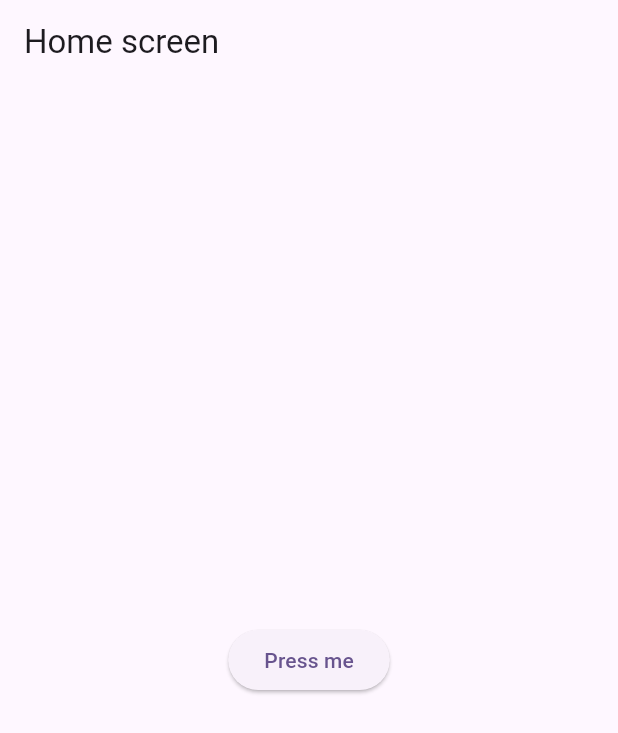
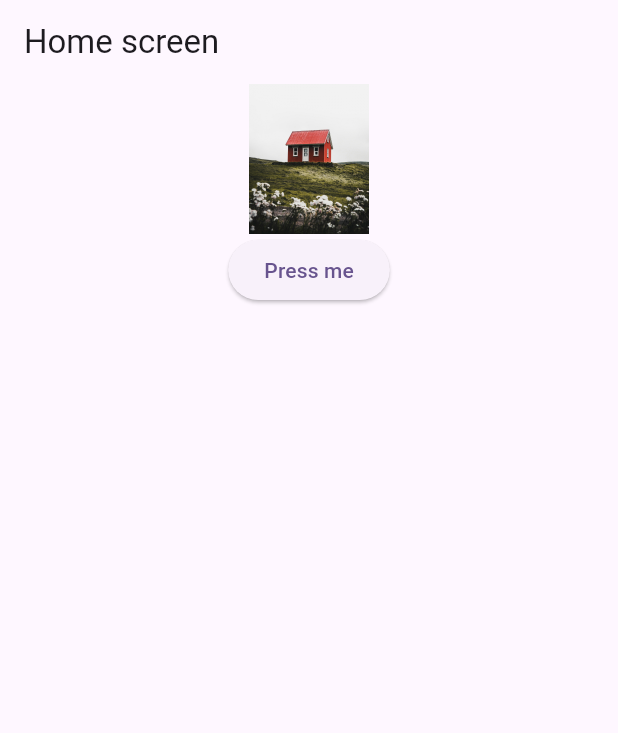
Before and after one commit to DennisCMoes/real-estate-mobile, a Flutter app: the screen it shows after launch, on a phone screen of 412 x 824 dp. Shown: the top 733 px of the screen. Run offline on Flutter 3.47's test engine with Material 3 defaults, Android fonts, the phone set to English and light mode, and no system bars.

Commit message:
Changed a small part of the layout

```diff
--- a/lib/screens/home.dart
+++ b/lib/screens/home.dart
@@ -11,7 +11,16 @@ class HomeScreen extends StatelessWidget {
         title: const Text("Home screen"),
       ),
       body: Center(
-        child: ElevatedButton(
+        child: Column(
+          children: [
+            const Hero(
+              tag: 'HouseImg',
+              child: Image(
+                image: AssetImage('assets/images/house_img.jpg'),
+                width: 80,
+              ),
+            ),
+            ElevatedButton(
               child: const Text("Press me"),
               onPressed: () {
                 Navigator.push(
@@ -38,6 +47,8 @@ class HomeScreen extends StatelessWidget {
                 );
               },
             ),
+          ],
+        ),
       ),
     );
   }
```
Lines whose indentation alone changed are shown as unchanged.
